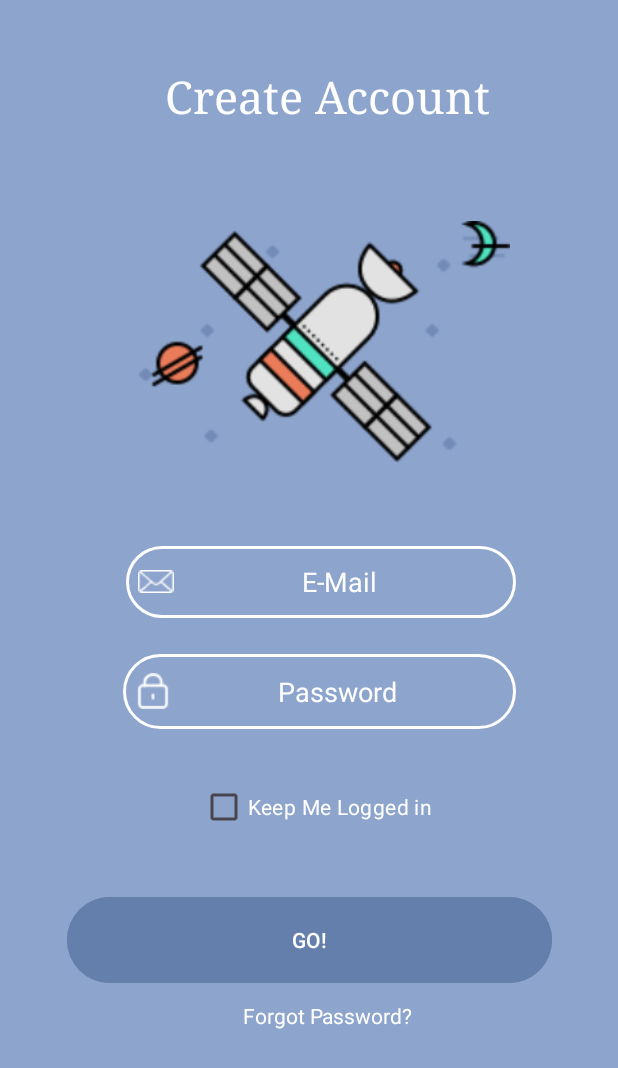
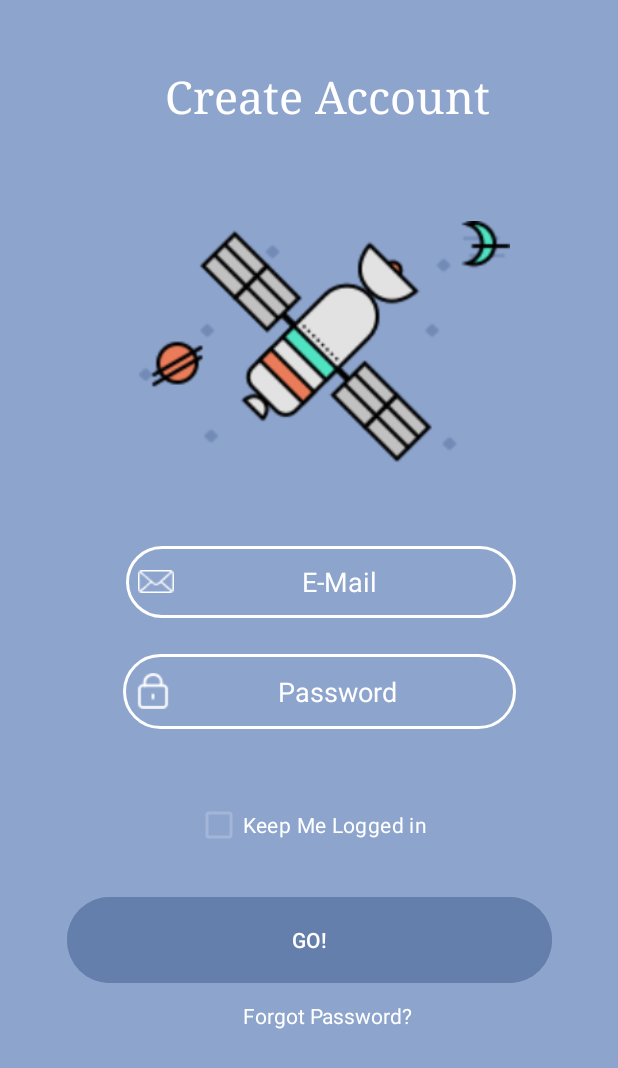
Before and after one commit to karlabiggio/SpaceUI, an Android app: the MainActivity2 screen opened directly, with no data from a screen before it, on a phone screen of 412 x 824 dp. Shown: the top 1068 px of the screen. Run offline under Robolectric (Android 15) with nearby library versions, the phone set to English and light mode, and no system bars.

Commit message:
Changed the color of the checkbox to gray with this two classes: checkbox_button_color.xml and checkbox_icon_color.xml

```diff
--- /dev/null
+++ b/app/src/main/res/color/checkbox_button_color.xml
@@ -0,0 +1,9 @@
+<?xml version="1.0" encoding="utf-8"?>
+<selector xmlns:android="http://schemas.android.com/apk/res/android">
+    <!-- Botón pulsado y activo -->
+    <item android:color="#80FFFFFF" android:state_checked="true" />
+
+    <!-- Botón en reposo -->
+    <item android:color="#33FFFFFF" />
+
+</selector>
--- /dev/null
+++ b/app/src/main/res/color/checkbox_icon_color.xml
@@ -0,0 +1,5 @@
+<?xml version="1.0" encoding="utf-8"?>
+<selector xmlns:android="http://schemas.android.com/apk/res/android">
+    <item android:color="#FFFFFFFF" android:state_checked="true" />
+    <item android:color="#33FFFFFF" />
+</selector>
--- a/app/src/main/res/layout/activity_main2.xml
+++ b/app/src/main/res/layout/activity_main2.xml
@@ -59,18 +59,22 @@
         android:id="@+id/checkBox"
         android:layout_width="wrap_content"
         android:layout_height="wrap_content"
-        android:layout_marginTop="28dp"
+        android:layout_marginTop="40dp"
         android:layout_marginEnd="124dp"
         android:text="Keep Me Logged in"
         android:textColor="@color/white"
         app:layout_constraintEnd_toEndOf="parent"
+        app:layout_constraintHorizontal_bias="0.976"
+        app:buttonTint="@color/checkbox_button_color"
+        app:buttonIconTint="@color/checkbox_icon_color"
+        app:layout_constraintStart_toStartOf="parent"
         app:layout_constraintTop_toBottomOf="@+id/editTextTextPassword" />
 
     <Button
         android:id="@+id/button3"
         android:layout_width="323dp"
         android:layout_height="65dp"
-        android:layout_marginTop="32dp"
+        android:layout_marginTop="20dp"
         android:layout_marginEnd="44dp"
         android:backgroundTint="@color/botonGo"
         android:text="GO!"
```
